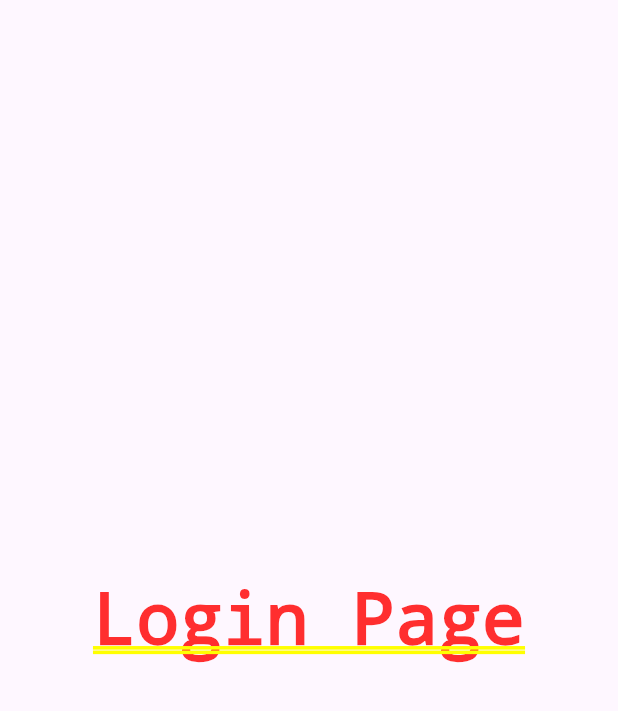
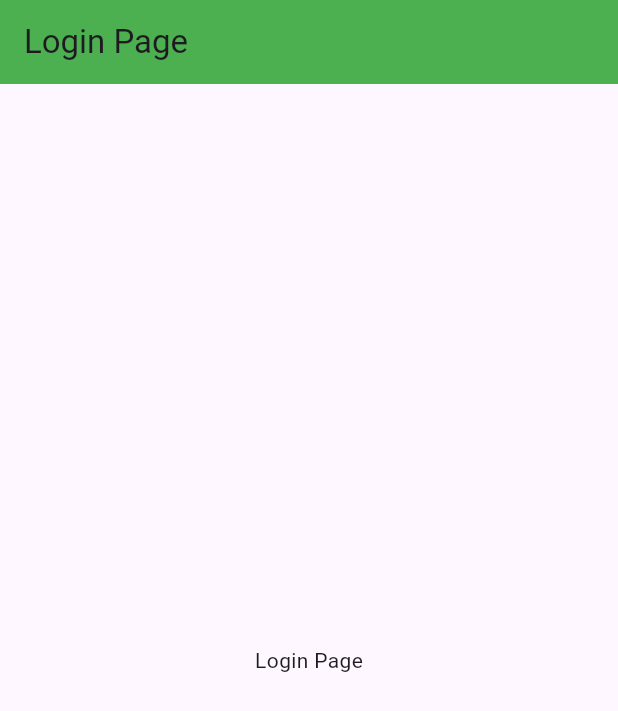
Before and after one commit to SaurabhS120/green_bank, a Flutter app: the screen it shows after launch, on a phone screen of 412 x 824 dp. Shown: the top 711 px of the screen. Run offline on Flutter 3.47's test engine with Material 3 defaults, Android fonts, the phone set to English and light mode, and no system bars.

```diff
--- a/lib/features/login/login_page.dart
+++ b/lib/features/login/login_page.dart
@@ -1,12 +1,17 @@
 import 'package:flutter/cupertino.dart';
+import 'package:flutter/material.dart';
 
 class LoginPage extends StatelessWidget{
   const LoginPage({super.key});
 
   @override
   Widget build(BuildContext context) {
-    return const CupertinoPageScaffold(
-      child: Center(
+    return Scaffold(
+      appBar: AppBar(
+        title: const Text('Login Page'),
+        backgroundColor: Colors.green,
+      ),
+      body: const Center(
         child: Text('Login Page'),
       ),
     );
```
